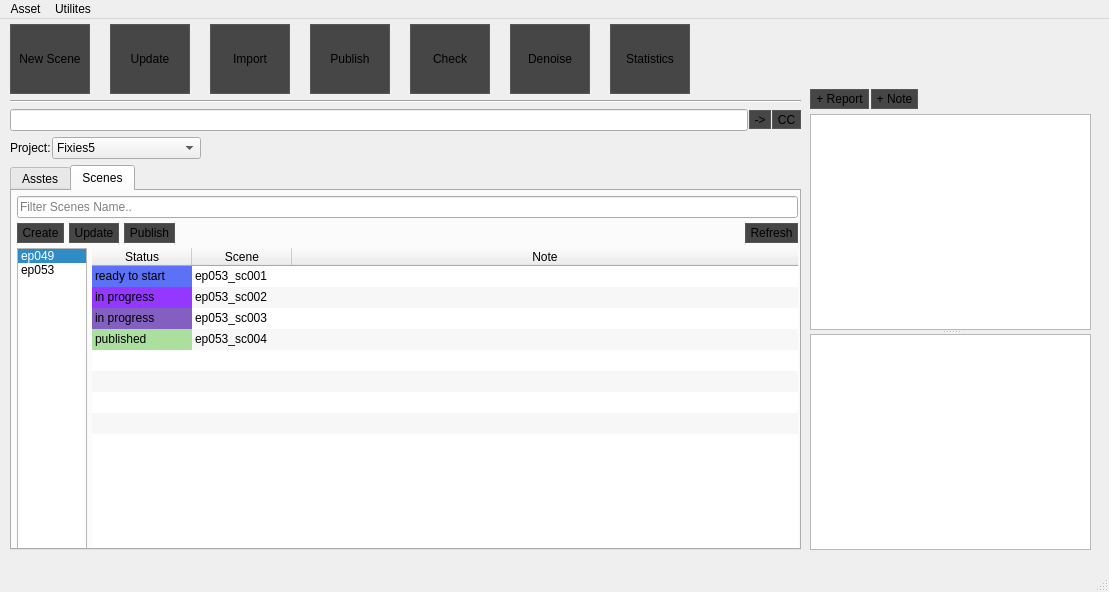
First picture: the form in ui/jam.ui, repository ginzburg-dev/JAM-asset-manager, before the edit.
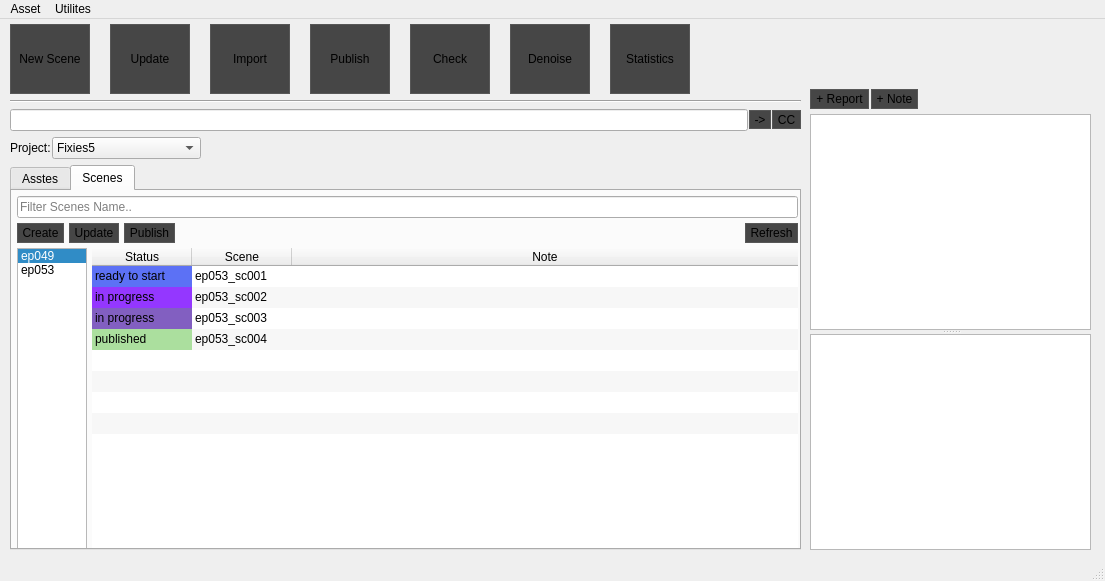
Second picture: the form after the edit. Icons and pictures are not drawn.

What changed in the file:
```diff
--- a/ui/jam.ui
+++ b/ui/jam.ui
@@ -9,10 +9,28 @@
    <rect>
     <x>0</x>
     <y>0</y>
-    <width>1109</width>
-    <height>592</height>
+    <width>1105</width>
+    <height>581</height>
    </rect>
   </property>
+  <property name="sizePolicy">
+   <sizepolicy hsizetype="Fixed" vsizetype="Fixed">
+    <horstretch>0</horstretch>
+    <verstretch>0</verstretch>
+   </sizepolicy>
+  </property>
+  <property name="minimumSize">
+   <size>
+    <width>1105</width>
+    <height>581</height>
+   </size>
+  </property>
+  <property name="maximumSize">
+   <size>
+    <width>1105</width>
+    <height>16777215</height>
+   </size>
+  </property>
   <property name="acceptDrops">
    <bool>true</bool>
   </property>
@@ -1810,7 +1828,7 @@
     <rect>
      <x>0</x>
      <y>0</y>
-     <width>1109</width>
+     <width>1105</width>
      <height>24</height>
     </rect>
    </property>
```
